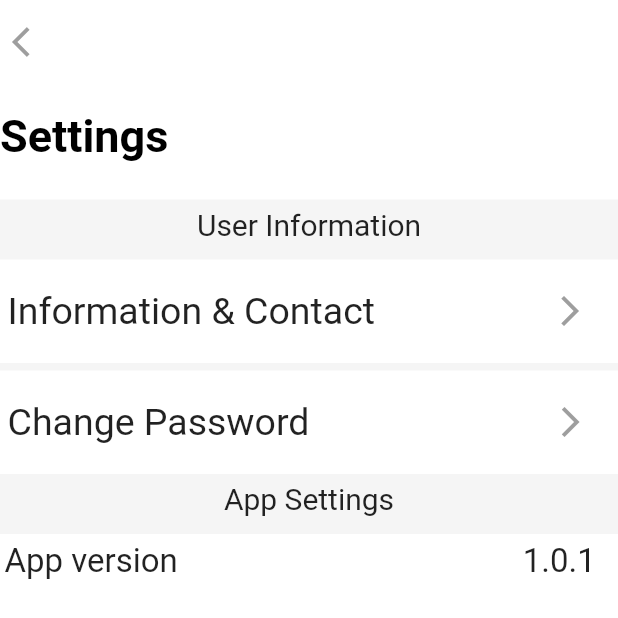
After one commit to MerveCoban1/digigarson_demo_design, a Flutter app: the SettingsPage screen opened directly, on a phone screen of 412 x 824 dp. The commit adds this screen. Shown: the top 618 px of the screen. Run offline on Flutter 3.47's test engine with Material 2 defaults, Android fonts, the phone set to English and light mode, and no system bars; missing offline and left inert: flappy_search_bar.

Commit message:
created settings page

```diff
--- /dev/null
+++ b/lib/views/settingsPage.dart
@@ -0,0 +1,116 @@
+import 'package:flutter/cupertino.dart';
+import 'package:flutter/material.dart';
+
+class SettingsPage extends StatelessWidget {
+  const SettingsPage({Key? key}) : super(key: key);
+
+  @override
+  Widget build(BuildContext context) {
+    return Scaffold(
+      backgroundColor: Colors.white,
+      body: ListView(
+        children: [
+          new IconButton(
+              alignment: Alignment.bottomLeft,
+              onPressed: () {
+                Navigator.pop(context);
+              },
+              icon: new Icon(
+                Icons.arrow_back_ios,
+                color: Colors.grey,
+              )),
+          Padding(
+            padding: const EdgeInsets.only(top: 25.0, bottom: 25.0),
+            child: Text(
+              "Settings",
+              style: TextStyle(
+                  color: Colors.black,
+                  fontWeight: FontWeight.bold,
+                  fontSize: 30.0),
+            ),
+          ),
+          Container(
+            height: 40.0,
+            decoration: BoxDecoration(color: Colors.grey.shade100),
+            child: Padding(
+              padding: const EdgeInsets.only(top: 5.0),
+              child: Text(
+                "User Information",
+                textAlign: TextAlign.center,
+                style: TextStyle(
+                  fontSize: 20.0,
+                ),
+              ),
+            ),
+          ),
+          Row(
+            children: [
+              Padding(
+                padding: const EdgeInsets.only(
+                    top: 20.0, bottom: 20.0, left: 5.0, right: 106.0),
+                child: Text(
+                  "Information & Contact",
+                  style: TextStyle(fontSize: 25.0),
+                ),
+              ),
+              new IconButton(
+                onPressed: () {},
+                icon: new Icon(Icons.arrow_forward_ios),
+                color: Colors.grey,
+              )
+            ],
+          ),
+          Container(
+            height: 5.0,
+            decoration: BoxDecoration(color: Colors.grey.shade100),
+          ),
+          Row(
+            children: [
+              Padding(
+                padding: const EdgeInsets.only(
+                    top: 20.0, bottom: 20.0, left: 5.0, right: 150.0),
+                child: Text(
+                  "Change Password",
+                  style: TextStyle(fontSize: 25.0),
+                ),
+              ),
+              new IconButton(
+                onPressed: () {},
+                icon: new Icon(Icons.arrow_forward_ios),
+                color: Colors.grey,
+              )
+            ],
+          ),
+          Container(
+            height: 40.0,
+            decoration: BoxDecoration(color: Colors.grey.shade100),
+            child: Padding(
+              padding: const EdgeInsets.only(top: 5.0),
+              child: Text(
+                "App Settings",
+                textAlign: TextAlign.center,
+                style: TextStyle(
+                  fontSize: 20.0,
+                ),
+              ),
+            ),
+          ),
+          Padding(
+            padding: const EdgeInsets.only(top: 5.0, left: 3.0, right: 3.0),
+            child: Row(
+              children: [
+                Text("App version", style: TextStyle(fontSize: 22.0)),
+                Padding(
+                  padding: const EdgeInsets.only(left: 230.0),
+                  child: Text("1.0.1",
+                      textAlign: TextAlign.end,
+                      style: TextStyle(fontSize: 22.0)),
+                )
+              ],
+            ),
+          )
+        ],
+      ),
+    );
+  }
+}
--- a/lib/widgets/settings.dart
+++ b/lib/widgets/settings.dart
@@ -1,3 +1,4 @@
+import 'package:digigarson_demo_design/views/settingsPage.dart';
 import 'package:flutter/cupertino.dart';
 import 'package:flutter/material.dart';
 
@@ -16,6 +17,11 @@ class Settings extends StatelessWidget {
         borderRadius: BorderRadius.circular(10.0),
         boxShadow: [BoxShadow(color: Colors.black, blurRadius: 1.0)],
       ),
+      child: FlatButton(
+        onPressed: () {
+          Navigator.push(context,
+              MaterialPageRoute(builder: (context) => const SettingsPage()));
+        },
         child: Column(
           mainAxisAlignment: MainAxisAlignment.spaceEvenly,
           crossAxisAlignment: CrossAxisAlignment.center,
@@ -34,6 +40,7 @@ class Settings extends StatelessWidget {
             ),
           ],
         ),
+      ),
     );
   }
 }
```
Lines whose indentation alone changed are shown as unchanged.
